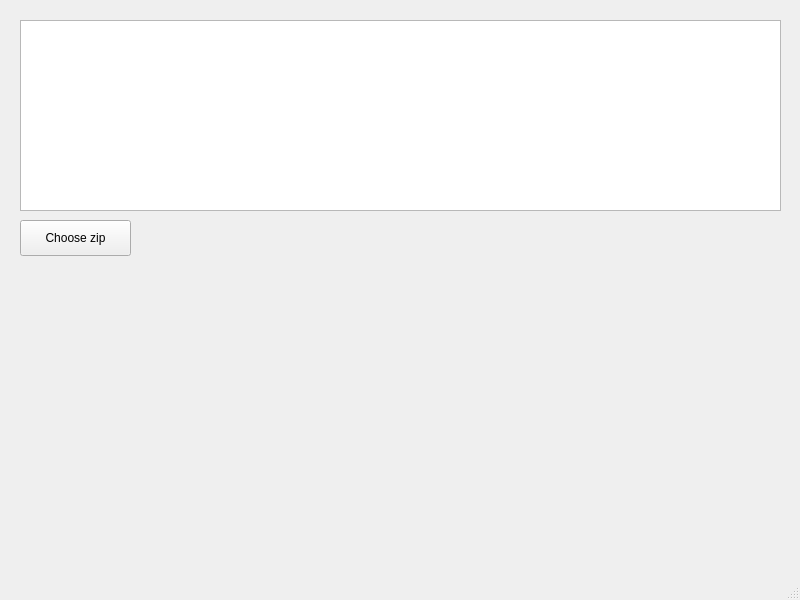
First picture: the form in mainwindow.ui, repository astrowander/ZipReader, before the edit.
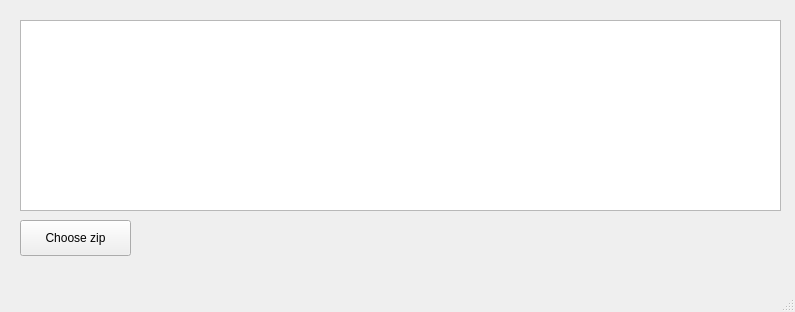
Second picture: the form after the edit.

```diff
--- a/mainwindow.ui
+++ b/mainwindow.ui
@@ -6,8 +6,8 @@
    <rect>
     <x>0</x>
     <y>0</y>
-    <width>800</width>
-    <height>600</height>
+    <width>795</width>
+    <height>312</height>
    </rect>
   </property>
   <property name="windowTitle">
```
Left out of the diff: 4 changed lines with no effect on the pictures.
